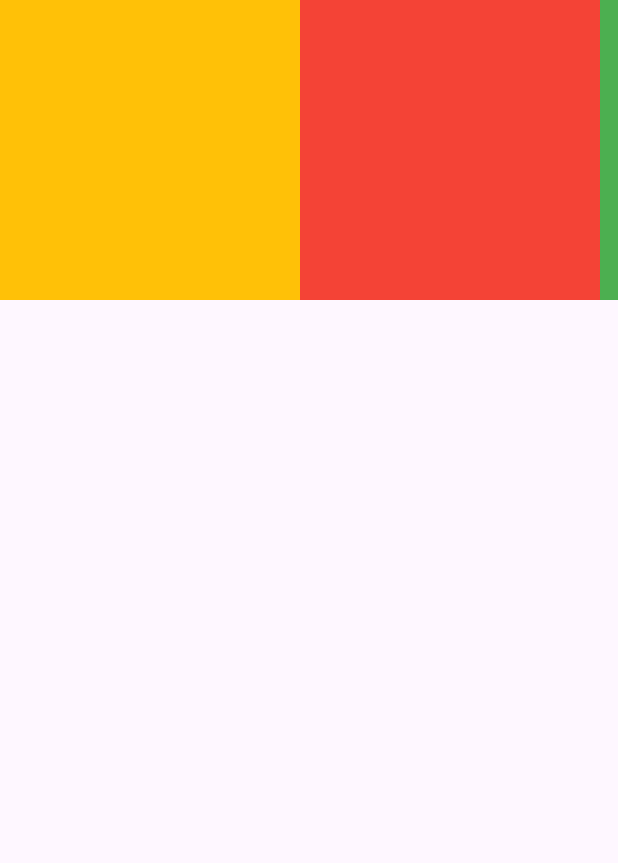
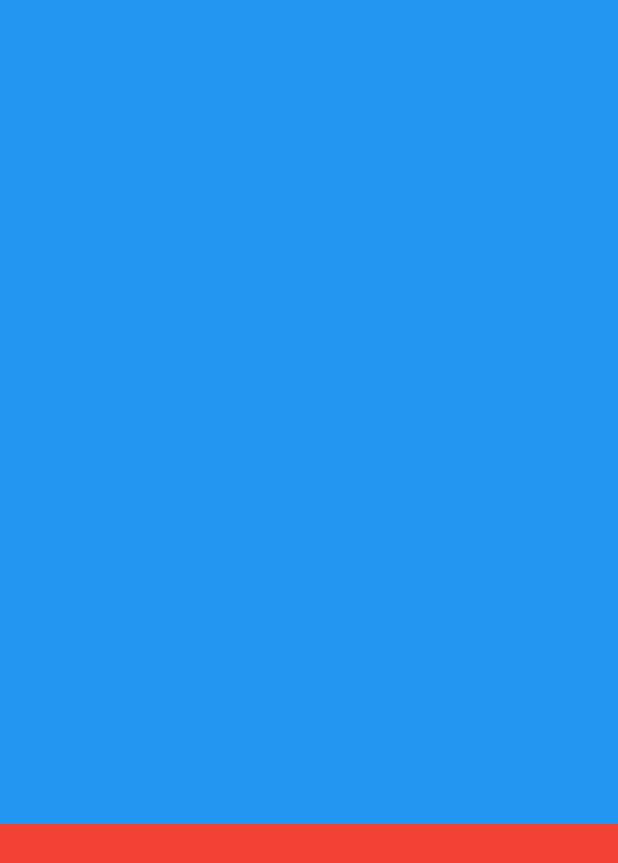
Before and after one commit to abushamacd/Flutter_App_Development, a Flutter app: the screen it shows after launch, on a phone screen of 412 x 824 dp. Shown: the top 863 px of the screen. Run offline on Flutter 3.47's test engine with Material 3 defaults, Android fonts, the light colour scheme and no system bars; our stand-ins replace badges, flutter_svg.

Commit message:
expanded

```diff
--- a/flutter_core/lib/screens/Homepage.dart
+++ b/flutter_core/lib/screens/Homepage.dart
@@ -52,35 +52,53 @@ class Homepage extends StatelessWidget {
               //   ),
               // ],
 
-            // single child scroll
-            SingleChildScrollView(
-          scrollDirection: Axis.horizontal,
-          child: Row(
+              //    // single child scroll
+              //     SingleChildScrollView(
+              //   scrollDirection: Axis.horizontal,
+              //   child: Row(
+              //     children: [
+              //       Container(
+              //         height: 200,
+              //         width: 200,
+              //         color: Colors.amber,
+              //       ),
+              //       Container(
+              //         height: 200,
+              //         width: 200,
+              //         color: Colors.red,
+              //       ),
+              //       Container(
+              //         height: 200,
+              //         width: 200,
+              //         color: Colors.green,
+              //       ),
+              //       Container(
+              //         height: 200,
+              //         width: 200,
+              //         color: Colors.blue,
+              //       ),
+              //     ],
+              //   ),
+              // ),
+
+              // expanded
+              Column(
         children: [
-              Container(
+          Expanded(
+            flex: 2,
+            child: Container(
+              color: Colors.blue,
+            ),
+          ),
+          Expanded(
+            flex: 1,
+            child: Container(
               height: 200,
-                width: 200,
-                color: Colors.amber,
-              ),
-              Container(
-                height: 200,
-                width: 200,
               color: Colors.red,
             ),
-              Container(
-                height: 200,
-                width: 200,
-                color: Colors.green,
-              ),
-              Container(
-                height: 200,
-                width: 200,
-                color: Colors.blue,
           ),
         ],
-          ),
-        ),
-      ),
+      )),
     );
   }
 }
```
Lines whose indentation alone changed are shown as unchanged.
